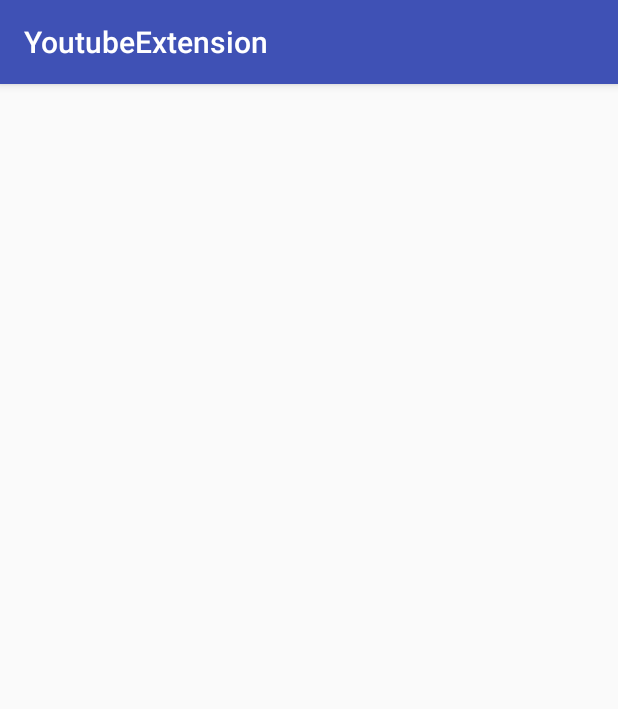
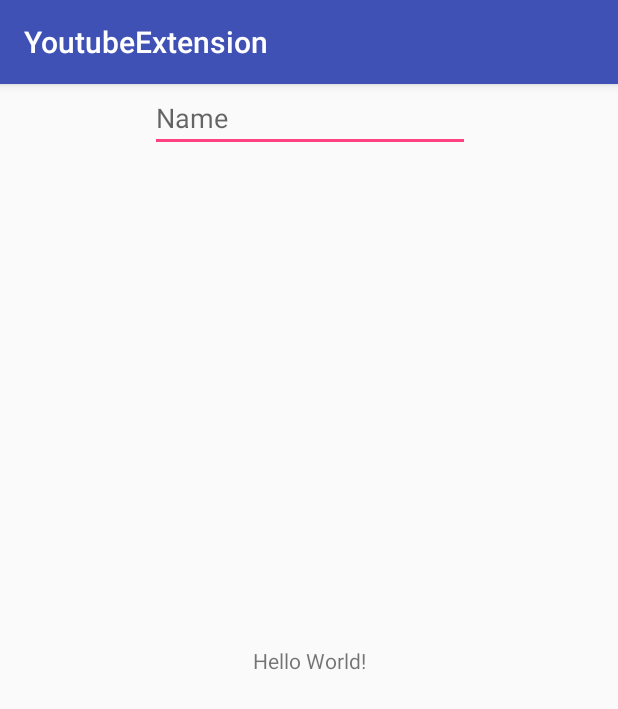
Before and after one commit to marcbruni/youtubeExtension, an Android app: the screen it shows after launch (MainActivity), on a phone screen of 412 x 824 dp. Shown: the top 709 px of the screen. Run offline under Robolectric (Android 15) with nearby library versions, the phone set to English and light mode, and no system bars.

```diff
--- a/app/src/main/res/layout/activity_main.xml
+++ b/app/src/main/res/layout/activity_main.xml
@@ -6,6 +6,22 @@
     android:layout_height="match_parent"
     tools:context="ch.bbcag.youtubeextension.MainActivity">
 
+    <EditText
+        android:id="@+id/editText"
+        android:layout_width="wrap_content"
+        android:layout_height="wrap_content"
+        android:ems="10"
+        android:inputType="text"
+        android:hint="Name"
+        android:layout_marginRight="8dp"
+        android:imeOptions="actionSearch"
+        app:layout_constraintRight_toRightOf="parent"
+        android:layout_marginLeft="8dp"
+        app:layout_constraintLeft_toLeftOf="parent"
+        tools:layout_editor_absoluteY="187dp"
+        app:layout_constraintHorizontal_bias="0.503" />
+
+
     <TextView
         android:layout_width="wrap_content"
         android:layout_height="wrap_content"
@@ -13,14 +29,8 @@
         app:layout_constraintBottom_toBottomOf="parent"
         app:layout_constraintLeft_toLeftOf="parent"
         app:layout_constraintRight_toRightOf="parent"
-        app:layout_constraintTop_toTopOf="parent" />
+        app:layout_constraintTop_toTopOf="parent"
+        android:id="@+id/textView" />
 
-    <fragment
-        android:id="@+id/fragment5"
-        android:name="com.google.android.youtube.player.YouTubePlayerFragment"
-        android:layout_width="wrap_content"
-        android:layout_height="wrap_content"
-        tools:layout_editor_absoluteX="120dp"
-        tools:layout_editor_absoluteY="99dp" />
 
 </android.support.constraint.ConstraintLayout>
```
Also changed, not shown: app/src/main/java/ch/bbcag/youtubeextension/MainActivity.java (+34 -0 lines).
